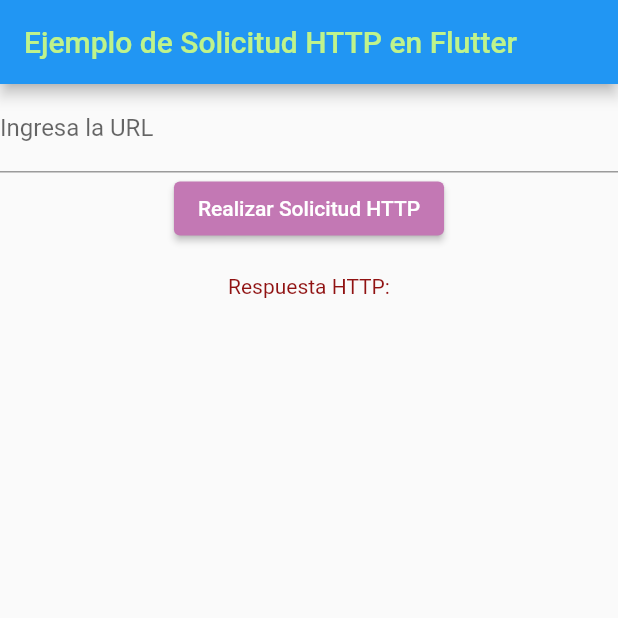
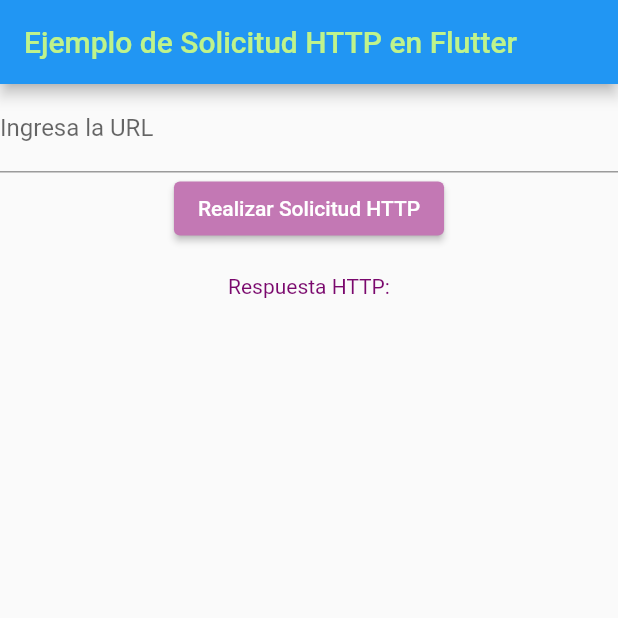
Before and after one commit to Rocio-Mendoza/expo, a Flutter app: the screen it shows after launch, on a phone screen of 412 x 824 dp, the top half of it. Run offline on Flutter 3.47's test engine with Material 2 defaults, Android fonts, the phone set to English and light mode, and no system bars.

Commit message:
Arreglando codgo

```diff
--- a/lib/main.dart
+++ b/lib/main.dart
@@ -77,7 +77,7 @@ class _MyAppState extends State<MyApp> {
               Text(
                 'Respuesta HTTP:',
                 style: TextStyle(
-                  color: Color.fromARGB(255, 144, 18, 18), // Cambia el color del texto
+                  color: Color.fromARGB(255, 122, 8, 109), // Cambia el color del texto
                 ),
               ),
               SizedBox(height: 10),
```
